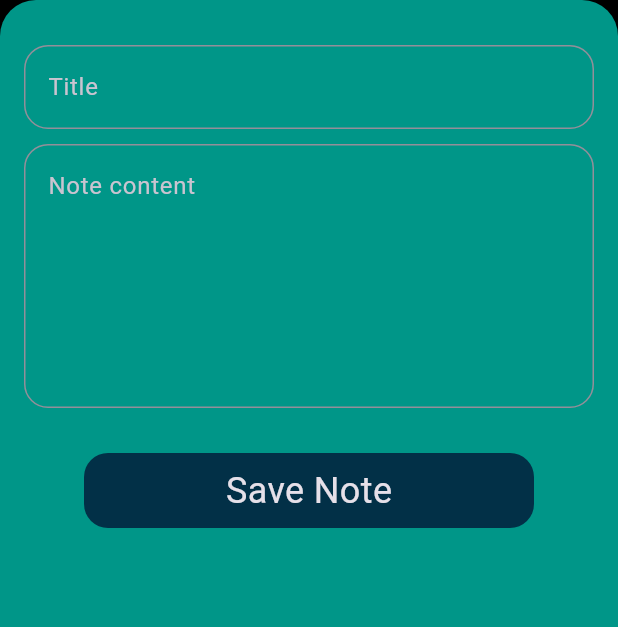
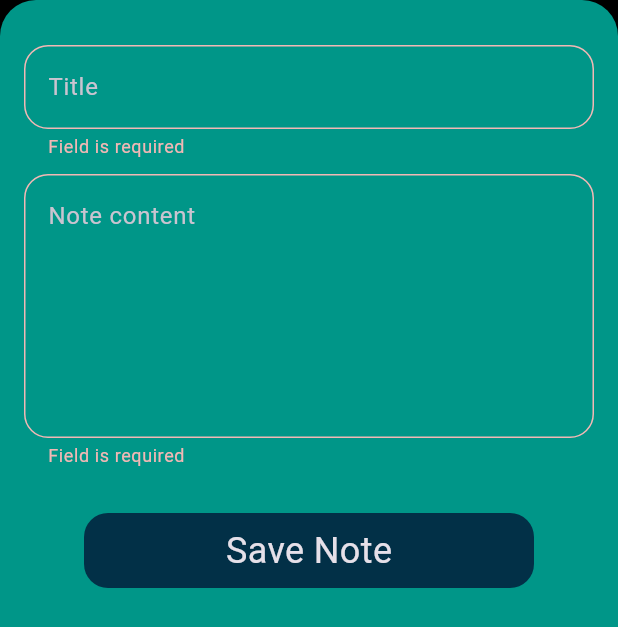
Before and after one commit to SalahMagdy26/notes_app, a Flutter app: the ButtonSheet widget shown alone on an empty page, opened directly, after a tap on "Save Note", on a phone screen of 412 x 824 dp. Shown: the top 627 px of the screen. Run offline on Flutter 3.47's test engine with Material 3 defaults, Android fonts, the phone set to English and light mode, and no system bars; drawn by our look-alikes of modal_progress_hud_nsn; our stand-ins replace bloc, flutter_bloc, hive, hive_flutter; accounts and stored records are empty.

```diff
--- /dev/null
+++ b/lib/cubits/add_note_cubit/add_note_state.dart
@@ -0,0 +1,12 @@
+part of 'add_note_cubit.dart';
+
+@immutable
+sealed class AddNoteState {}
+
+final class AddNoteInitial extends AddNoteState {}
+final class AddNoteLoading extends AddNoteState {}
+final class AddNoteSuccess extends AddNoteState {}
+final class AddNoteFailure extends AddNoteState {
+  final String errMessage;
+  AddNoteFailure(this.errMessage);
+}
--- a/lib/views/buttom_sheet_view.dart
+++ b/lib/views/buttom_sheet_view.dart
@@ -1,4 +1,8 @@
 import 'package:flutter/material.dart';
+import 'package:flutter_bloc/flutter_bloc.dart';
+import 'package:modal_progress_hud_nsn/modal_progress_hud_nsn.dart';
+import 'package:note_app/cubits/add_note_cubit/add_note_cubit.dart';
+import 'package:note_app/models/note_model.dart';
 import 'package:note_app/widgets/custom_text_field.dart';
 import 'package:note_app/widgets/custom_button.dart';
 
@@ -7,38 +11,99 @@ class ButtonSheet extends StatelessWidget {
 
   @override
   Widget build(BuildContext context) {
-    return Container(
-      decoration: const BoxDecoration(
-        borderRadius: BorderRadius.vertical(top: Radius.circular(24)),
-        color: Colors.teal,
-      ),
-      child: const Padding(
-        padding: EdgeInsets.only(top: 30.0, left: 16, right: 16),
-        child: Column(
-          children: [
-            CustomTextField(
-              hint: 'Title',
-              borderSide: BorderSide(color: Colors.white),
-            ),
-            SizedBox(
-              height: 10,
-            ),
-            CustomTextField(
-              hint: 'Note content',
-              lines: 6,
-              borderSide: BorderSide(
-                color: Colors.white,
-              ),
-            ),
-            SizedBox(
-              height: 30,
-            ),
-            CustomButton(
-              text: 'Save Note',
-            ),
-          ],
+    return BlocProvider(
+      create: (context) => AddNoteCubit(),
+      child: Container(
+        decoration: const BoxDecoration(
+          borderRadius: BorderRadius.vertical(top: Radius.circular(24)),
+          color: Colors.teal,
+        ),
+        child: Padding(
+          padding: const EdgeInsets.only(top: 30.0, left: 16, right: 16),
+          child: BlocConsumer<AddNoteCubit, AddNoteState>(
+            listener: (context, state) {
+              if (state is AddNoteSuccess) {
+                Navigator.pop(context);
+              }
+              if (state is AddNoteFailure) {
+                debugPrint('Failed ${state.errMessage}');
+              }
+            },
+            builder: (context, state) {
+              return ModalProgressHUD(
+                  inAsyncCall: state is AddNoteLoading ? true : false,
+                  child: const NoteGenerator());
+            },
+          ),
         ),
       ),
     );
   }
 }
+
+class NoteGenerator extends StatefulWidget {
+  const NoteGenerator({
+    super.key,
+  });
+
+  @override
+  State<NoteGenerator> createState() => _NoteGeneratorState();
+}
+
+class _NoteGeneratorState extends State<NoteGenerator> {
+  final GlobalKey<FormState> formKey = GlobalKey();
+  AutovalidateMode autoValidateMode = AutovalidateMode.disabled;
+  String? title, subTitle;
+
+  @override
+  Widget build(BuildContext context) {
+    return Form(
+      autovalidateMode: autoValidateMode,
+      key: formKey,
+      child: Column(
+        children: [
+          CustomTextField(
+            onSaved: (value) {
+              title = value;
+            },
+            hint: 'Title',
+            borderSide: const BorderSide(color: Colors.white),
+          ),
+          const SizedBox(
+            height: 10,
+          ),
+          CustomTextField(
+            onSaved: (value) {
+              subTitle = value;
+            },
+            hint: 'Note content',
+            lines: 6,
+            borderSide: const BorderSide(
+              color: Colors.white,
+            ),
+          ),
+          const SizedBox(
+            height: 30,
+          ),
+          CustomButton(
+            onTap: () {
+              if (formKey.currentState!.validate()) {
+                formKey.currentState!.save();
+                var noteModel = NoteModel(
+                    title: title!,
+                    subTitle: subTitle!,
+                    date: DateTime.now().toString(),
+                    color: Colors.grey.value);
+                BlocProvider.of<AddNoteCubit>(context).addNote(noteModel);
+              } else {
+                autoValidateMode = AutovalidateMode.always;
+                setState(() {});
+              }
+            },
+            text: 'Save Note',
+          ),
+        ],
+      ),
+    );
+  }
+}
--- a/lib/widgets/custom_button.dart
+++ b/lib/widgets/custom_button.dart
@@ -1,13 +1,14 @@
 import 'package:flutter/material.dart';
 
 class CustomButton extends StatelessWidget {
-  const CustomButton({super.key, required this.text});
+  const CustomButton({super.key, required this.text, required this.onTap});
   final String text;
+  final VoidCallback onTap;
   @override
 
   Widget build(BuildContext context) {
     return GestureDetector(
-      onTap: () {},
+      onTap: onTap,
       child: Container(
         height: 50,
         width: 300,
--- a/lib/widgets/custom_text_field.dart
+++ b/lib/widgets/custom_text_field.dart
@@ -1,14 +1,22 @@
 import 'package:flutter/material.dart';
 
 class CustomTextField extends StatelessWidget {
-  const CustomTextField({super.key, this.lines = 1, required this.hint, required this.borderSide});
+  const CustomTextField({super.key, this.lines = 1, required this.hint, required this.borderSide, this.onSaved});
   final int? lines;
   final String hint;
   final BorderSide borderSide;
-
+  final void Function(String?)? onSaved;
   @override
   Widget build(BuildContext context) {
-    return TextField(
+    return TextFormField(
+      onSaved: onSaved,
+      validator: (value) {
+        if(value?.isEmpty ?? true){
+          return 'Field is required';
+        }else {
+          return null;
+        }
+      },
       maxLines: lines,
       cursorColor: Colors.white,
       decoration: InputDecoration(
--- a/pubspec.yaml
+++ b/pubspec.yaml
@@ -37,6 +37,8 @@ dependencies:
   cupertino_icons: ^1.0.6
   hive_flutter: ^1.1.0
   hive: ^2.2.3
+  flutter_bloc: ^8.1.6
+  modal_progress_hud_nsn: ^0.5.1
 
 dev_dependencies:
   flutter_test:
```
Also changed, not shown: lib/cubits/add_note_cubit/add_note_cubit.dart (added, +24 -0 lines), lib/main.dart (+14 -10 lines), lib/simple_bloc_observer.dart (added, +36 -0 lines), pubspec.lock.
